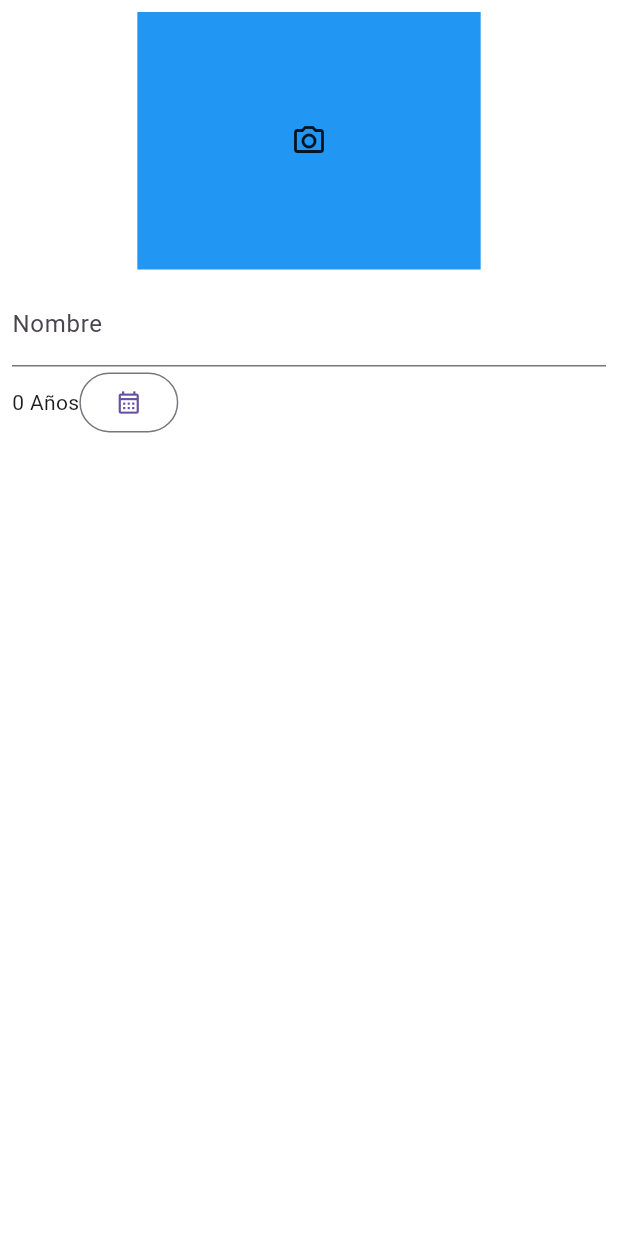
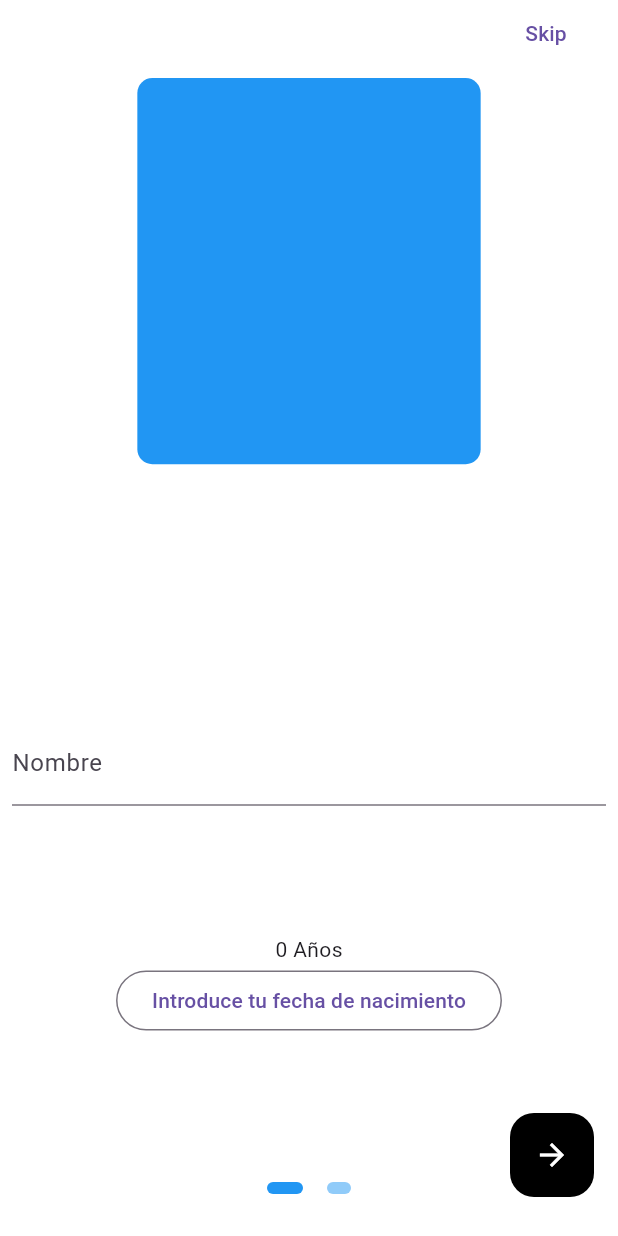
Before and after one commit to MarcosObiang/FlutterFrontMascotas, a Flutter app: the Createuserscreen screen opened by its route, on a phone screen of 412 x 824 dp. Run offline on Flutter 3.47's test engine with Material 3 defaults, Android fonts, the phone set to English and light mode, and no system bars; drawn by our look-alikes of flutter_onboarding_slider; our stand-ins replace app_links, dio, flutter_screenutil, flutter_svg, get_it, image_picker; missing offline and left inert: flutter_secure_storage_x, flutter_web_auth_2.

```diff
--- /dev/null
+++ b/lib/Exceptions/TimeOutException.dart
@@ -0,0 +1,6 @@
+import 'package:mascotas_citas/Exceptions/ModuleException.dart';
+
+class TimeOutException extends ModuleException {
+  TimeOutException(
+      {required super.message, required super.title, required super.content});
+}
--- a/lib/Modules/CreateUserModule/views/CreateUserScreen.dart
+++ b/lib/Modules/CreateUserModule/views/CreateUserScreen.dart
@@ -1,5 +1,9 @@
+import 'dart:io';
+import 'dart:typed_data';
 import 'package:flutter/material.dart';
+import 'package:flutter_onboarding_slider/flutter_onboarding_slider.dart';
 import 'package:flutter_screenutil/flutter_screenutil.dart';
+import 'package:image_picker/image_picker.dart';
 
 class Createuserscreen extends StatefulWidget {
   const Createuserscreen({super.key});
@@ -10,9 +14,14 @@ class Createuserscreen extends StatefulWidget {
 
 class _CreateuserscreenState extends State<Createuserscreen> {
   TextEditingController nameTextEditingController = TextEditingController();
+  TextEditingController bioTextEditingController = TextEditingController();
   DateTime? _selectedDate;
-  FocusNode focusNode = FocusNode();
+  Uint8List? userImage;
+  FocusNode nameInputFocusNode = FocusNode();
+  FocusNode bioFocusNode = FocusNode();
   int age = 0;
+  String bio = "";
+  String userName = "";
 
   // Function to show the date picker
   Future<void> _presentDatePicker() async {
@@ -50,10 +59,36 @@ class _CreateuserscreenState extends State<Createuserscreen> {
     return age < 0 ? 0 : age; // Retorna 0 si la fecha es futura
   }
 
+  Future<void> _pickImage() async {
+    List<XFile>? res = await ImagePicker().pickMultiImage();
+    if (res.isEmpty) return;
+
+    userImage = await res.first.readAsBytes();
+
+    setState(() {});
+  }
+
   @override
   Widget build(BuildContext context) {
     return Scaffold(
-      body: Container(
+      body: OnBoardingSlider(
+        background: [Container(), Container()],
+        speed: 2,
+        headerBackgroundColor: Colors.white,
+        pageBackgroundColor: Colors.white,
+        finishButtonText: 'Register',
+        finishButtonStyle: FinishButtonStyle(
+          backgroundColor: Colors.black,
+        ),
+        skipTextButton: Text('Skip'),
+        totalPage: 2,
+        pageBodies: [page1(), page2()],
+      ),
+    );
+  }
+
+  Container page1() {
+    return Container(
       decoration: BoxDecoration(
         color: Colors.white,
       ),
@@ -61,38 +96,97 @@ class _CreateuserscreenState extends State<Createuserscreen> {
         padding: const EdgeInsets.all(8.0),
         child: Column(
           children: [
-              Container(
-                height: 400.h,
+            GestureDetector(
+              onTap: () async {
+                await _pickImage();
+              },
+              child: Container(
+                height: 600.h,
                 width: 600.w,
-                decoration: BoxDecoration(color: Colors.blue),
+                decoration: BoxDecoration(
+                    color: Colors.blue,
+                    borderRadius: BorderRadius.circular(10),
+                    image: userImage == null
+                        ? null
+                        : DecorationImage(image: MemoryImage(userImage!))),
                 child: Center(
-                  child: Icon(Icons.camera_alt_outlined),
+                  child: Icon(
+                    Icons.camera_alt_outlined,
+                    color:
+                        userImage == null ? Colors.transparent : Colors.black,
+                  ),
+                ),
               ),
             ),
             SizedBox(
-                height: 20.h,
+              height: 200.h,
             ),
-              TextField(
-                  focusNode: focusNode,
+            SizedBox(
+              height: 200.h,
+            ),
+            TextFormField(
+              focusNode: nameInputFocusNode,
               keyboardType: TextInputType.name,
               decoration: InputDecoration(
                 label: Text("Nombre"),
               ),
-                  controller: nameTextEditingController),
-              Row(
+              controller: nameTextEditingController,
+              validator: (value) {
+                if (value == null || value.isEmpty) {
+                  return 'Por favor, introduce tu nombre';
+                }
+                if (!RegExp(r'^[a-zA-Z\s]+$').hasMatch(value)) {
+                  return 'El nombre solo debe contener letras y espacios';
+                }
+                return null;
+              },
+              onChanged: (value) {
+                userName = value;
+              },
+            ),
+            SizedBox(
+              height: 200.h,
+            ),
+            Column(
+              mainAxisAlignment: MainAxisAlignment.spaceBetween,
               children: [
-                  Text(age.toString() + " Años"),
+                Text("$age Años"),
                 OutlinedButton.icon(
                     onPressed: () {
-                        focusNode.unfocus();
+                      nameInputFocusNode.unfocus();
                       _presentDatePicker();
                     },
-                      label: Icon(Icons.calendar_month_outlined)),
+                    label: Text("Introduce tu fecha de nacimiento")),
               ],
             )
           ],
         ),
       ),
+    );
+  }
+
+  Widget page2() {
+    return Container(
+      color: Colors.white,
+      child: Column(
+        children: [
+          Text("Cuentanos algo sobre ti"),
+          SizedBox(
+            height: 200.h,
+          ),
+          TextField(
+            focusNode: bioFocusNode,
+            maxLength: 300,
+            maxLines: 10,
+            controller: bioTextEditingController,
+            decoration: InputDecoration(
+              label: Text("Bio"),
+            ),
+            onChanged: (value) {
+              bio = value;
+            },
+          ),
+        ],
       ),
     );
   }
--- a/lib/services/auth/AuthSesionDataService.dart
+++ b/lib/services/auth/AuthSesionDataService.dart
@@ -17,13 +17,13 @@ class AuthDataService {
   AuthDataService({required this.secureStorage});
 
   /// The authentication token.
-  String? token;
+  String? token="";
 
   /// The refresh token.
-  String? refreshToken;
+  String? refreshToken="";
 
   /// The user's unique identifier (UID).
-  String? userUID;
+  String? userUID="";
 
   DateTime? expirationDate;
 
--- a/pubspec.yaml
+++ b/pubspec.yaml
@@ -16,6 +16,10 @@ dependencies:
   provider: ^6.1.4
   flutter_svg: ^2.0.17
   flutter_screenutil: ^5.9.3
+  image_picker: 1.1.2
+  flutter_onboarding_slider: ^1.0.11
+  flutter_web_auth_2: ^4.1.0
+  dio: ^5.8.0+1
 
 dev_dependencies:
   flutter_test:
```
Also changed, not shown: lib/Modules/AuthenticationModule/usecases/LogInWithGoogleUseCase.dart (+4 -4 lines), lib/const_values/const_values.dart (+8 -4 lines), lib/dependencies/injector.dart (+13 -9 lines), lib/services/ApiService.dart (added, +92 -0 lines), lib/services/auth/WebLoginService.dart (+70 -6 lines), pubspec.lock, 9 other files. Lines whose indentation alone changed are shown as unchanged.
